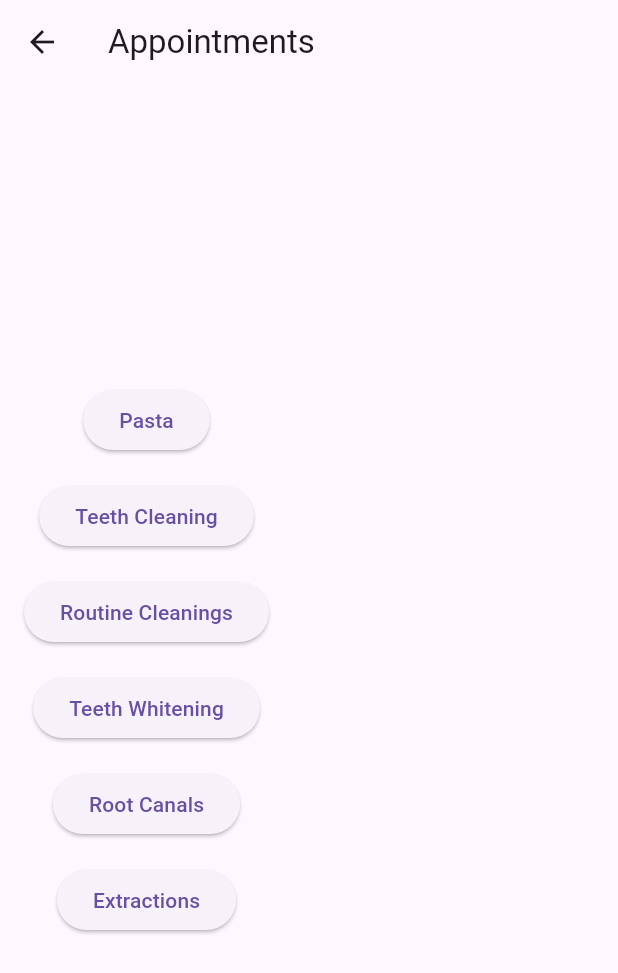
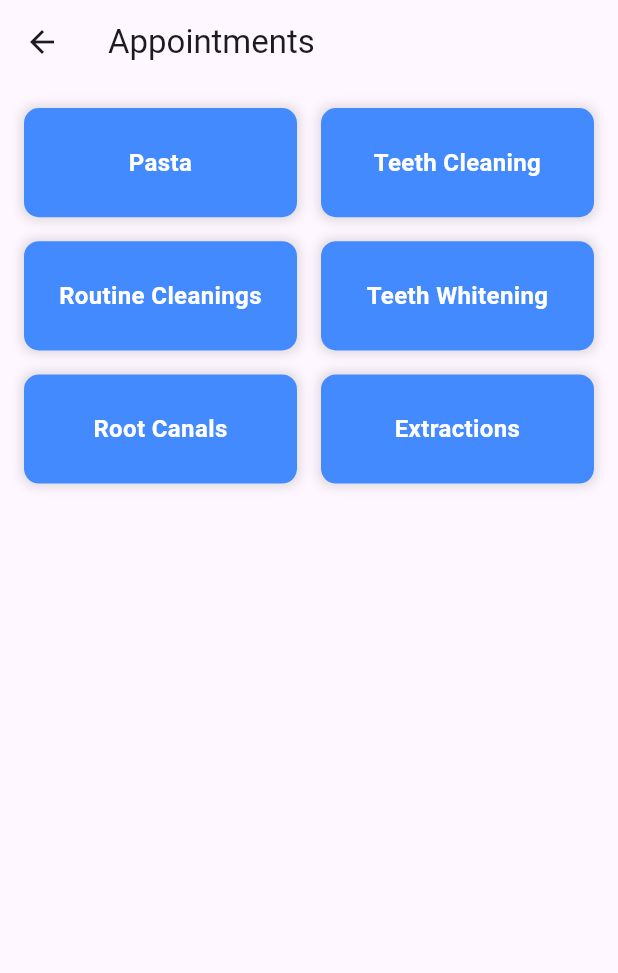
Before and after one commit to Aisurixx/QUEUE-TEETH, a Flutter app: the AppointmentPage screen opened directly, on a phone screen of 412 x 824 dp. Shown: the top 973 px of the screen. Run offline on Flutter 3.47's test engine with Material 3 defaults, Android fonts, the light colour scheme and no system bars; our stand-ins replace table_calendar.

Commit message:
harold commit

```diff
--- a/lib/book_appointment.dart
+++ b/lib/book_appointment.dart
@@ -0,0 +1,71 @@
+import 'package:flutter/material.dart';
+import 'calendar_page.dart';
+
+class AppointmentPage extends StatelessWidget {
+  final List<Map<String, String>> choices = [
+    {'value': 'pasta', 'label': 'Pasta'},
+    {'value': 'teeth_clean', 'label': 'Teeth Cleaning'},
+    {'value': 'routine_cleanings', 'label': 'Routine Cleanings'},
+    {'value': 'teeth_whitening', 'label': 'Teeth Whitening'},
+    {'value': 'root_canals', 'label': 'Root Canals'},
+    {'value': 'extractions', 'label': 'Extractions'},
+  ];
+
+  @override
+  Widget build(BuildContext context) {
+    return Scaffold(
+      appBar: AppBar(
+        title: Text('Appointments'),
+      ),
+      body: Padding(
+        padding: const EdgeInsets.all(16.0),
+        child: GridView.builder(
+          itemCount: choices.length,
+          gridDelegate: SliverGridDelegateWithFixedCrossAxisCount(
+            crossAxisCount: 2,  // 2 boxes per row
+            crossAxisSpacing: 16.0, // Space between columns
+            mainAxisSpacing: 16.0,  // Space between rows
+            childAspectRatio: 2.5, // Aspect ratio for compact design
+          ),
+          itemBuilder: (context, index) {
+            return MouseRegion(
+              cursor: SystemMouseCursors.click,  // Show click cursor
+              child: GestureDetector(
+                onTap: () {
+                  Navigator.push(
+                    context,
+                    MaterialPageRoute(builder: (context) => CalendarPage()),
+                  );
+                },
+                child: Container(
+                  decoration: BoxDecoration(
+                    color: Colors.blueAccent,
+                    borderRadius: BorderRadius.circular(10.0), // Reduced corner radius
+                    boxShadow: [
+                      BoxShadow(
+                        color: Colors.black12,
+                        blurRadius: 5.0,
+                        spreadRadius: 2.0,
+                      ),
+                    ],
+                  ),
+                  child: Center(
+                    child: Text(
+                      choices[index]['label']!,
+                      style: TextStyle(
+                        color: Colors.white,
+                        fontSize: 16.0,  // Reduced text size for compact design
+                        fontWeight: FontWeight.bold,
+                      ),
+                      textAlign: TextAlign.center,
+                    ),
+                  ),
+                ),
+              ),
+            );
+          },
+        ),
+      ),
+    );
+  }
+}
--- a/lib/home.dart
+++ b/lib/home.dart
@@ -1,7 +1,7 @@
 import 'package:flutter/material.dart';
 import 'screens/profile.dart'; // Ensure ProfilePage is defined in profile.dart
 import 'screens/home_screen.dart'; // Ensure HomeScreen is defined in home_screen.dart
-import 'calendar_page.dart';
+import 'book_appointment.dart'; // Import book_appointment.dart here
 
 
 class HomePage extends StatefulWidget {
@@ -191,43 +191,3 @@ class _HomePageState extends State<HomePage> {
     );
   }
 }
-
-class AppointmentPage extends StatelessWidget {
-  final List<Map<String, String>> choices = [
-    {'value': 'pasta', 'label': 'Pasta'},
-    {'value': 'teeth_clean', 'label': 'Teeth Cleaning'},
-    {'value': 'routine_cleanings', 'label': 'Routine Cleanings'},
-    {'value': 'teeth_whitening', 'label': 'Teeth Whitening'},
-    {'value': 'root_canals', 'label': 'Root Canals'},
-    {'value': 'extractions', 'label': 'Extractions'},
-  ];
-
-  @override
-  Widget build(BuildContext context) {
-    return Scaffold(
-      appBar: AppBar(
-        title: Text('Appointments'),
-      ),
-      body: Padding(
-        padding: const EdgeInsets.all(16.0),
-        child: Column(
-          mainAxisAlignment: MainAxisAlignment.center,
-          children: choices.map((choice) {
-            return Padding(
-              padding: const EdgeInsets.symmetric(vertical: 8.0),
-              child: ElevatedButton(
-                onPressed: () {
-                  Navigator.push(
-                    context,
-                    MaterialPageRoute(builder: (context) => CalendarPage()),
-                  );
-                },
-                child: Text(choice['label']!),
-              ),
-            );
-          }).toList(),
-        ),
-      ),
-    );
-  }
-}
```
